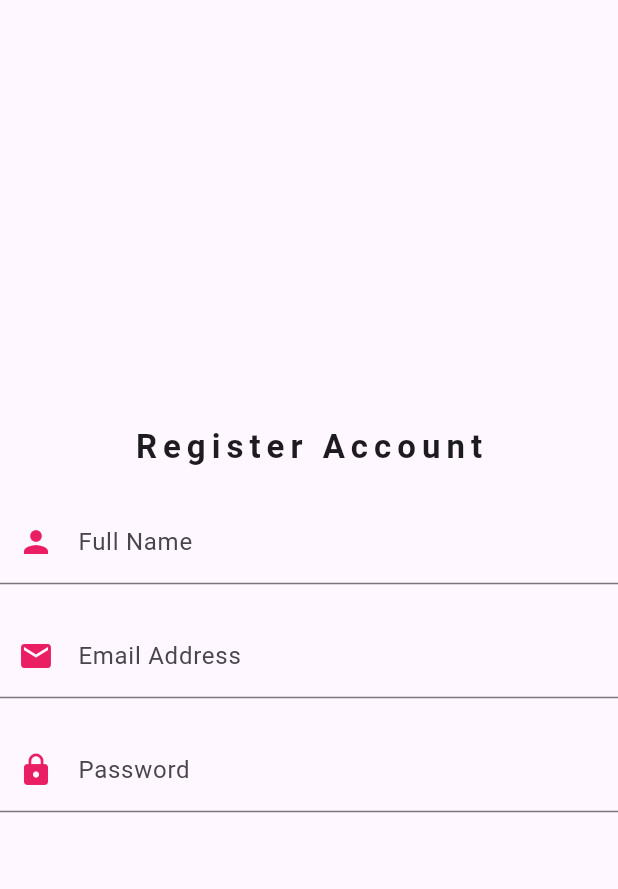
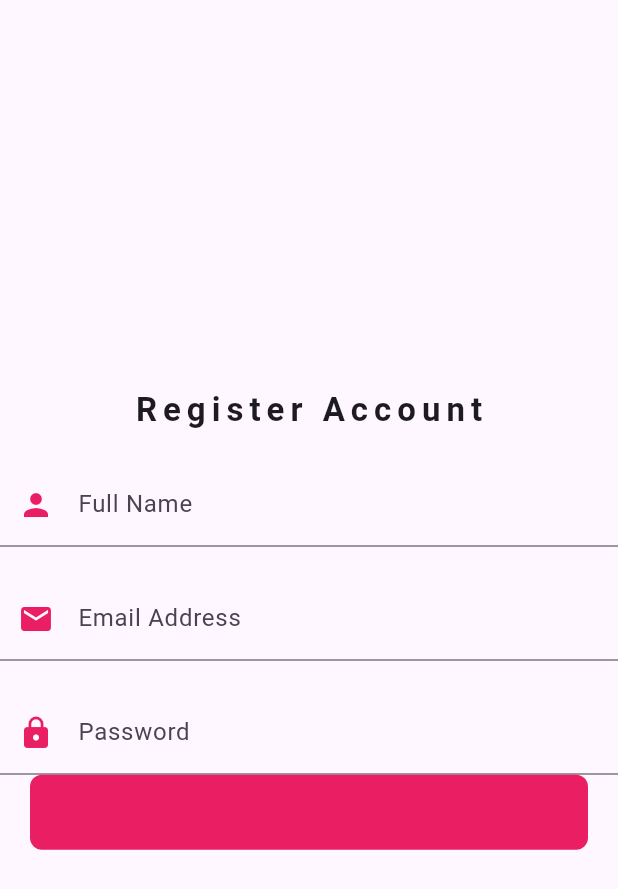
Before and after one commit to adogbeji/FlutterPracticeApp3, a Flutter app: the RegisterScreen screen opened directly, on a phone screen of 412 x 824 dp. Shown: the top 889 px of the screen. Run offline on Flutter 3.47's test engine with Material 2 defaults, Android fonts, the phone set to English and light mode, and no system bars.

Commit message:
Add register button to register screen

```diff
--- a/lib/main.dart
+++ b/lib/main.dart
@@ -1,6 +1,7 @@
 import 'package:flutter/material.dart';
 
 import './views/screens/auth/login_screen.dart';
+import './views/screens/auth/register_screen.dart';
 
 void main() {
   runApp(const MyApp());
@@ -19,7 +20,7 @@ class MyApp extends StatelessWidget {
         colorScheme: ColorScheme.fromSeed(seedColor: Colors.deepPurple),
         useMaterial3: true,
       ),
-      home: const LoginScreen(),
+      home: const RegisterScreen(),
     );
   }
 }
--- a/lib/views/screens/auth/register_screen.dart
+++ b/lib/views/screens/auth/register_screen.dart
@@ -17,9 +17,12 @@ class RegisterScreen extends StatelessWidget {
               letterSpacing: 4,
             ),
           ),
+
           const SizedBox(
             height: 20,
           ),
+
+          // NAME INPUT FIELD
           TextFormField(
             decoration: const InputDecoration(
               labelText: 'Full Name',
@@ -31,9 +34,12 @@ class RegisterScreen extends StatelessWidget {
               // border: OutlineInputBorder(),
             ),
           ),
+
           const SizedBox(
             height: 20,
           ),
+
+          // EMAIL INPUT FIELD
           TextFormField(
             decoration: const InputDecoration(
               labelText: 'Email Address',
@@ -45,9 +51,12 @@ class RegisterScreen extends StatelessWidget {
               // border: OutlineInputBorder(),
             ),
           ),
+
           const SizedBox(
             height: 20,
           ),
+
+          // PASSWORD INPUT FIELD
           TextFormField(
             decoration: const InputDecoration(
               labelText: 'Password',
@@ -59,6 +68,16 @@ class RegisterScreen extends StatelessWidget {
               // border: OutlineInputBorder(),
             ),
           ),
+
+          // REGISTER BUTTON
+          Container(
+            height: 50,
+            width: MediaQuery.of(context).size.width - 40,
+            decoration: BoxDecoration(
+              color: Colors.pink,
+              borderRadius: BorderRadius.circular(8),
+            ),
+          ),
         ],
       ),
     );
```
